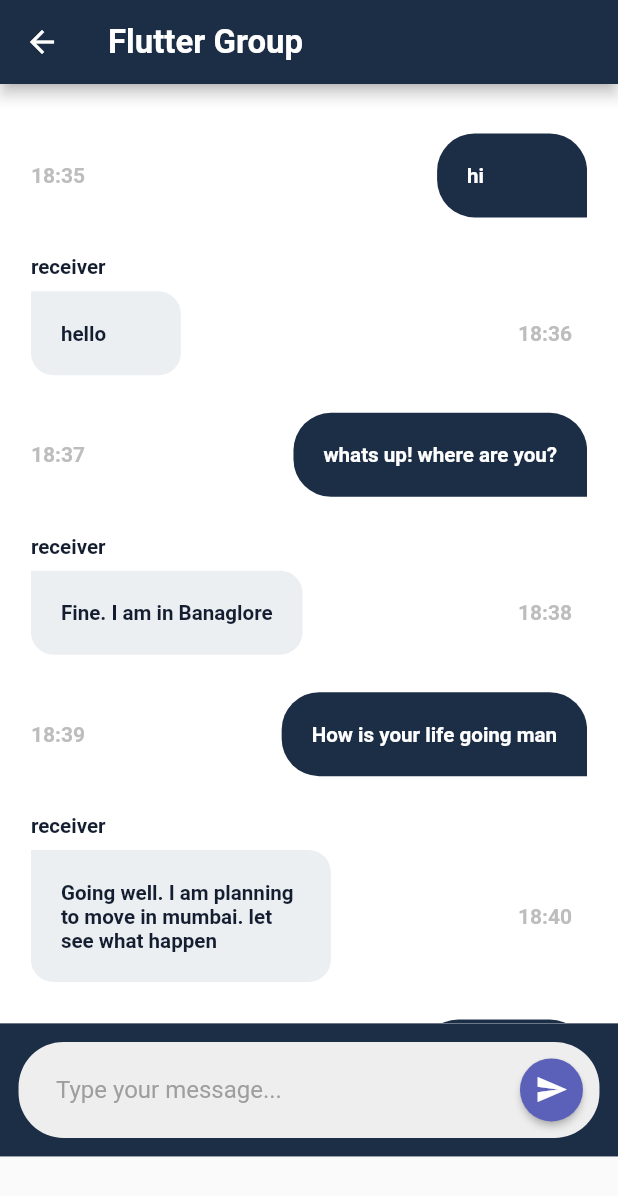
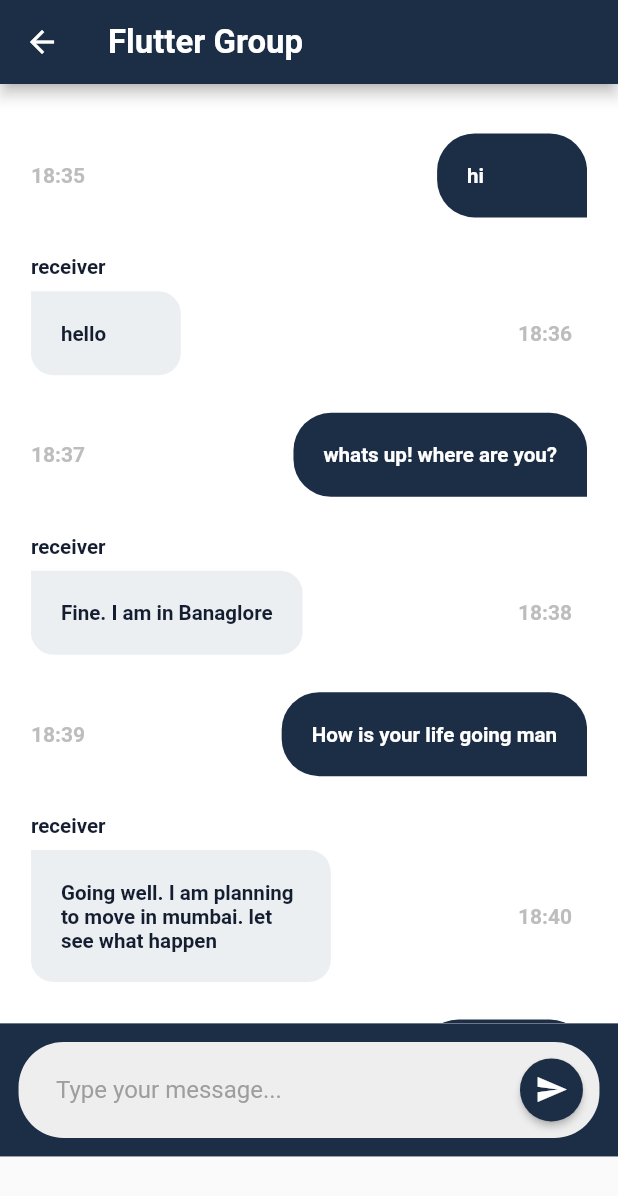
Before and after one commit to TNBruh/Assignment3, a Flutter app: the ChatScreen screen opened directly, on a phone screen of 412 x 824 dp. Shown: the top 1196 px of the screen. Run offline on Flutter 3.47's test engine with Material 2 defaults, Android fonts, the phone set to English and light mode, and no system bars; our stand-ins replace cloud_firestore, firebase_auth, firebase_core, firebase_messaging, get, sizer; accounts and stored records are empty; Roboto replaces fonts that are missing (Poppins, Quicksand).

Commit message:
fix: fix color on chat

```diff
--- a/lib/screens/chat_screen/screen_chat.dart
+++ b/lib/screens/chat_screen/screen_chat.dart
@@ -65,7 +65,7 @@ class ChatScreen extends StatelessWidget {
                           constraints: BoxConstraints(minWidth: 0),
                           onPressed: () {},
                           elevation: 2.0,
-                          fillColor: Color(0xff5b61b9),
+                          fillColor: ColorPallete.primary,
                           child:
                               Icon(Icons.send, size: 22.0, color: Colors.white),
                           padding: EdgeInsets.all(10.0),
```
